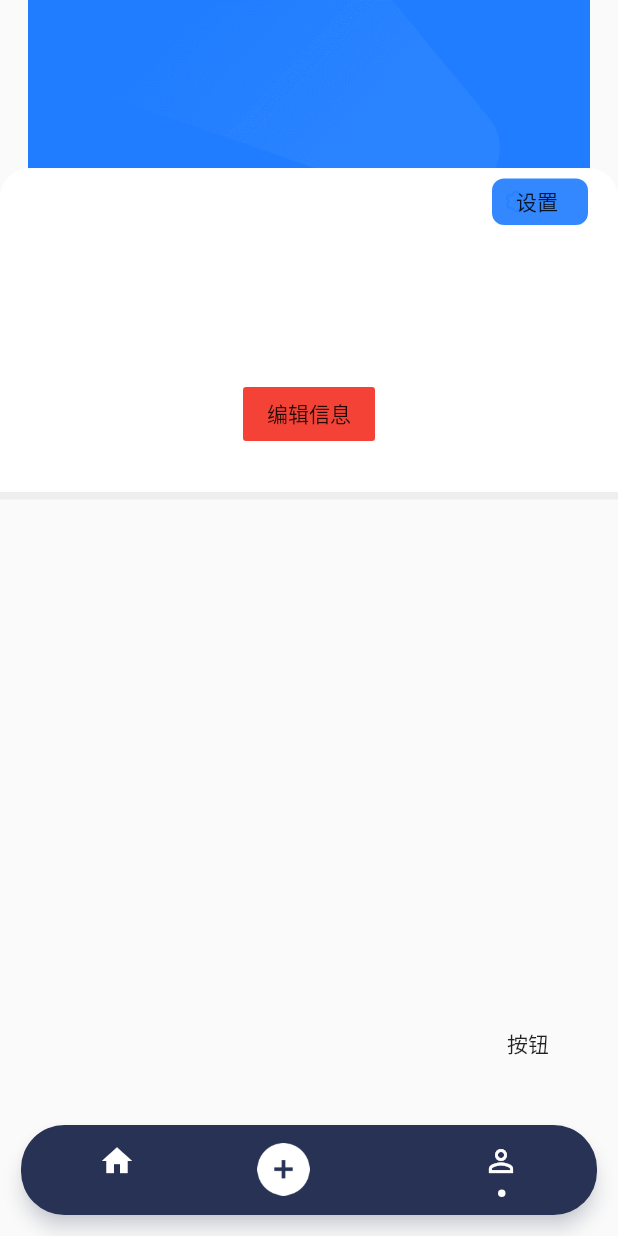
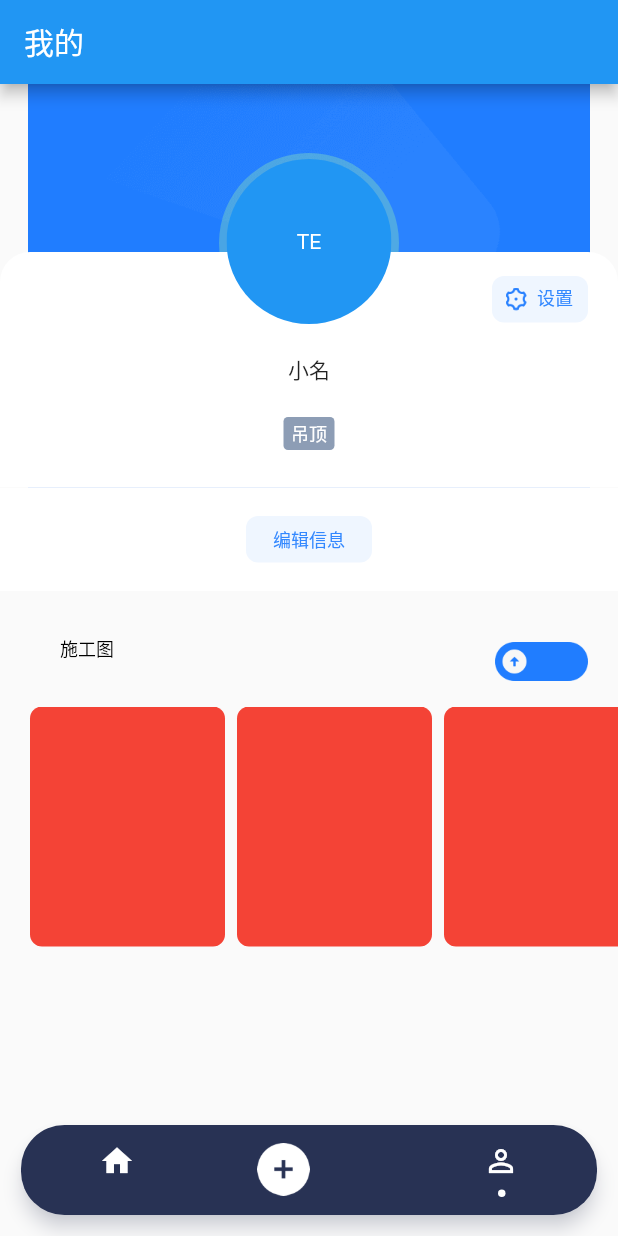
Before and after one commit to susuyan/FindCraft, a Flutter app: the screen it shows after launch, item 3 of the bottom bar chosen, on a phone screen of 412 x 824 dp. Run offline on Flutter 3.47's test engine with Material 2 defaults, Android fonts, the phone set to English and light mode, and no system bars; our stand-ins replace bloc, dio, equatable, fluro, flutter_screenutil; missing offline and left inert: dart:ffi; statements that could not run were skipped.

Commit message:
update mine page

```diff
--- a/lib/common/common_style.dart
+++ b/lib/common/common_style.dart
@@ -7,4 +7,7 @@ class CommonStyle {
 
   static const TextStyle black12_bold =
       TextStyle(fontSize: 12, color: Colors.black, fontWeight: FontWeight.bold);
+
+  static const TextStyle blue12 =
+      TextStyle(fontSize: 12, color: Color(0xFF3388FF));
 }
--- a/lib/pages/mine_page.dart
+++ b/lib/pages/mine_page.dart
@@ -1,5 +1,8 @@
 import 'package:dio/dio.dart';
 import 'package:find_craft/application.dart';
+import 'package:find_craft/common/common_style.dart';
+import 'package:find_craft/widgets/avatar.dart';
+import 'package:find_craft/widgets/craft_tag_view.dart';
 import 'package:flutter/material.dart';
 import 'package:find_craft/route/routes.dart';
 
@@ -12,14 +15,48 @@ class _MinePageState extends State<MinePage> {
   @override
   Widget build(BuildContext context) {
     return Scaffold(
-      floatingActionButton: FlatButton(
-        onPressed: () {
-          Application.router.navigateTo(context, Routes.selectCity);
-        },
-        child: Text('按钮'),
+      appBar: AppBar(
+        title: Text('我的'),
       ),
-      body: Column(
-        children: <Widget>[_createHeader()],
+      body: Container(
+        padding: EdgeInsets.zero,
+        child: ListView(
+          children: <Widget>[
+            _createHeader(),
+            Container(
+              height: 69,
+              color: Colors.white,
+              alignment: Alignment.center,
+              child: _createEditButton(),
+            ),
+            Row(
+              children: <Widget>[
+                Padding(
+                  padding: EdgeInsets.only(left: 40),
+                  child: Text(
+                    '施工图',
+                    style: CommonStyle.black12,
+                  ),
+                ),
+                Spacer(),
+                Padding(
+                  padding: EdgeInsets.only(top: 34, right: 20, bottom: 17),
+                  child: GestureDetector(
+                    onTap: () {
+                      // Todo: 上传图片
+                      Application.router
+                          .navigateTo(context, Routes.workGallery);
+                    },
+                    child: Image(
+                      image: AssetImage('assets/images/upload_icon.png'),
+                    ),
+                  ),
+                )
+              ],
+            ),
+            _createWorkGallery()
+          ],
+        ),
       ),
     );
   }
@@ -39,10 +76,20 @@ class _MinePageState extends State<MinePage> {
             ),
           ),
           Positioned(
-            height: 216,
+            top: 46,
+            child: Container(
+              height: 120,
+              width: 120,
+              decoration: BoxDecoration(
+                  color: Color(0x51A0FAaa),
+                  borderRadius: BorderRadius.circular(60)),
+            ),
+          ),
+          Positioned(
+            height: 157,
             left: 0,
             right: 0,
-            bottom: -59,
+            bottom: 0,
             child: Container(
               decoration: BoxDecoration(
                   borderRadius: BorderRadius.only(
@@ -56,23 +103,32 @@ class _MinePageState extends State<MinePage> {
                   ]),
             ),
           ),
-          Align(
-            alignment: Alignment.centerRight,
-            child: Padding(
-              padding: EdgeInsets.only(right: 20),
-              child: _createSettingsButton(),
+          Positioned(
+            bottom: 109,
+            child: FLAvatar(
+              height: 110,
+              width: 110,
+              radius: 55,
+              color: Colors.blue,
+              text: 'TE',
+              textStyle: TextStyle(color: Colors.white),
             ),
           ),
           Positioned(
-            bottom: -31,
-            child: FlatButton(
-              color: Colors.red,
-              onPressed: () {
-                print('helloworld');
-                _testLogin();
-              },
-              child: Text('编辑信息'),
+            bottom: 68,
+            child: Text('小名'),
+          ),
+          Positioned(
+            bottom: 25,
+            child: CraftTagsView(
+              tags: ['吊顶'],
             ),
+          ),
+          // 设置按钮
+          Positioned(
+            bottom: 110,
+            right: 20,
+            child: _createSettingsButton(),
           )
         ],
       );
@@ -82,7 +138,8 @@ class _MinePageState extends State<MinePage> {
         width: 64,
         height: 31,
         decoration: BoxDecoration(
-            color: Color(0xFF3388FF), borderRadius: BorderRadius.circular(8)),
+            color: Color(0xFF3388FF).withAlpha(20),
+            borderRadius: BorderRadius.circular(8)),
         child: Stack(
           children: <Widget>[
             Positioned(
@@ -95,11 +152,12 @@ class _MinePageState extends State<MinePage> {
                 image: AssetImage('assets/images/settings_icon.png'),
               ),
             ),
-            Align(
-              alignment: Alignment.centerRight,
-              child: Padding(
-                padding: EdgeInsets.only(right: 20),
-                child: Text('设置'),
+            Positioned(
+              right: 10,
+              bottom: 8,
+              child: Text(
+                '设置',
+                style: CommonStyle.blue12,
               ),
             )
           ],
@@ -107,14 +165,54 @@ class _MinePageState extends State<MinePage> {
       );
 
 // 编辑信息
-  Widget _createEditButton() => FlatButton(
-        color: Colors.red,
-        onPressed: () {
-          print('helloworld');
-          _testLogin();
-        },
-        child: Text('编辑信息'),
+  _createEditButton() => GestureDetector(
+        child: Container(
+          height: 31,
+          width: 84,
+          decoration: BoxDecoration(
+              color: Color(0xFF3388FF).withAlpha(20),
+              borderRadius: BorderRadius.circular(8)),
+          child: Center(
+            child: Text(
+              '编辑信息',
+              style: CommonStyle.blue12,
+            ),
+          ),
+        ),
       );
+
+  _createWorkGallery() {
+    return SizedBox(
+      height: 160,
+      child: ListView(
+        padding: EdgeInsets.only(left: 20, right: 20),
+        scrollDirection: Axis.horizontal,
+        children: <Widget>[
+          Container(
+            margin: EdgeInsets.only(right: 8, left: 0),
+            decoration: BoxDecoration(
+                color: Colors.red, borderRadius: BorderRadius.circular(8)),
+            width: 130,
+            height: 170,
+          ),
+          Container(
+            margin: EdgeInsets.only(right: 8, left: 0),
+            decoration: BoxDecoration(
+                color: Colors.red, borderRadius: BorderRadius.circular(8)),
+            width: 130,
+            height: 150,
+          ),
+          Container(
+            margin: EdgeInsets.only(right: 8, left: 0),
+            decoration: BoxDecoration(
+                color: Colors.red, borderRadius: BorderRadius.circular(8)),
+            width: 130,
+            height: 170,
+          ),
+        ],
+      ),
+    );
+  }
 
   _testLogin() async {
     Dio dio = Dio();
--- a/lib/route/route_handles.dart
+++ b/lib/route/route_handles.dart
@@ -5,6 +5,7 @@ import 'package:find_craft/pages/requirements_page.dart';
 import 'package:find_craft/pages/requiriments_details_page.dart';
 import 'package:find_craft/pages/select_city_page.dart';
 import 'package:find_craft/pages/craft_list_page.dart';
+import 'package:find_craft/pages/work_gallery_page.dart';
 import 'package:find_craft/pages/worker_publish_page.dart';
 import 'package:fluro/fluro.dart';
 import 'package:flutter/material.dart';
@@ -48,3 +49,8 @@ var craftDetailsHandler =
     Handler(handlerFunc: (BuildContext, Map<String, List<String>> params) {
   return CraftDetailsPage();
 });
+
+var workgalleryHandler =
+    Handler(handlerFunc: (BuildContext, Map<String, List<String>> params) {
+  return WorkGalleryPage();
+});
--- a/lib/route/routes.dart
+++ b/lib/route/routes.dart
@@ -14,6 +14,7 @@ class Routes {
   static const requirementsDetails = '/requirements_details';
   static const craftList = '/craft_list';
   static const craftDetails = '/craft_details';
+  static const workGallery = '/work_gallery';
 
   static void configureRoutes(Router router) {
     router.notFoundHandler = Handler(
@@ -36,5 +37,7 @@ class Routes {
     router.define(craftList, handler: craftListHandler);
 
     router.define(craftDetails, handler: craftDetailsHandler);
+
+    router.define(workGallery, handler: workgalleryHandler);
   }
 }
```
Also changed, not shown: lib/pages/work_gallery_page.dart (added, +65 -0 lines).
